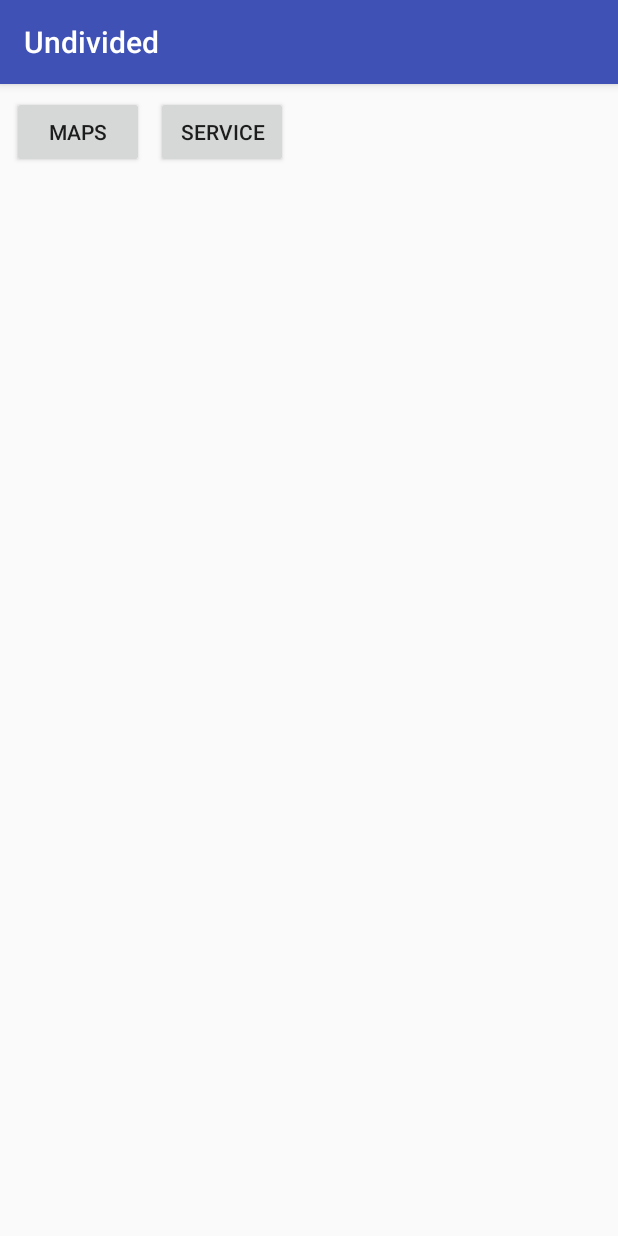
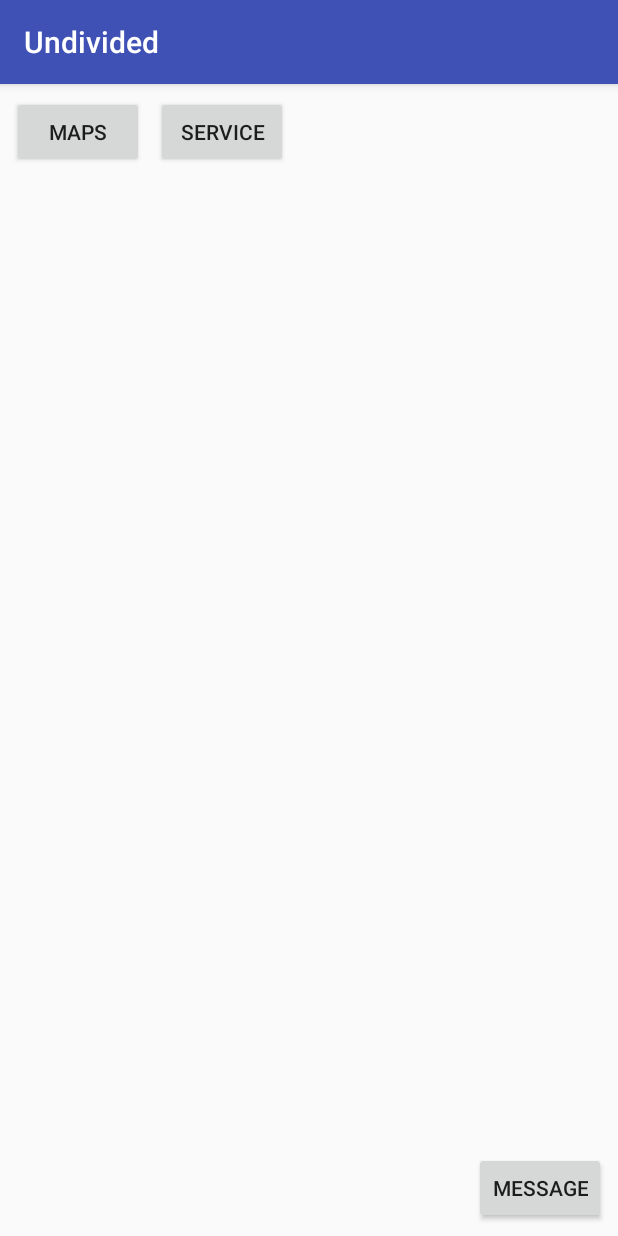
Before and after one commit to deleonAndroid3/Undivided, an Android app: the screen it shows after launch (MainActivity), on a phone screen of 412 x 824 dp. Run offline under Robolectric (Android 15) with nearby library versions, the phone set to English and light mode, and no system bars.

Commit message:
Messages Partial Implementation

```diff
--- a/app/src/main/AndroidManifest.xml
+++ b/app/src/main/AndroidManifest.xml
@@ -4,6 +4,8 @@
 
     <uses-permission android:name="android.permission.ACCESS_NETWORK_STATE" />
     <uses-permission android:name="android.permission.INTERNET" />
+    <uses-permission android:name="android.permission.SEND_SMS"/>
+
     <uses-permission android:name="com.google.android.providers.gsf.permission.READ_GSERVICES" />
     <!--
          The ACCESS_COARSE/FINE_LOCATION permissions are not required to use
--- a/app/src/main/res/layout/activity_main.xml
+++ b/app/src/main/res/layout/activity_main.xml
@@ -26,4 +26,14 @@
         app:layout_constraintLeft_toRightOf="@+id/btnMaps"
         app:layout_constraintTop_toTopOf="parent" />
 
+    <Button
+        android:id="@+id/btnMessage"
+        android:layout_width="wrap_content"
+        android:layout_height="wrap_content"
+        android:layout_marginBottom="8dp"
+        android:layout_marginRight="8dp"
+        android:text="MESSAGE"
+        app:layout_constraintBottom_toBottomOf="parent"
+        app:layout_constraintRight_toRightOf="parent" />
+
 </android.support.constraint.ConstraintLayout>
```
Also changed, not shown: app/src/main/java/com/training/android/undivided/MainActivity.java (+65 -0 lines).
